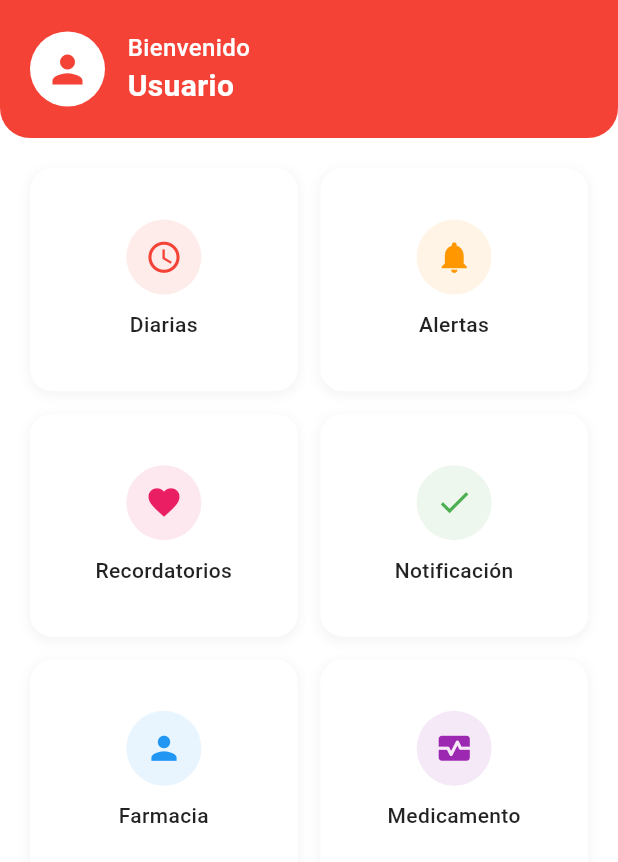
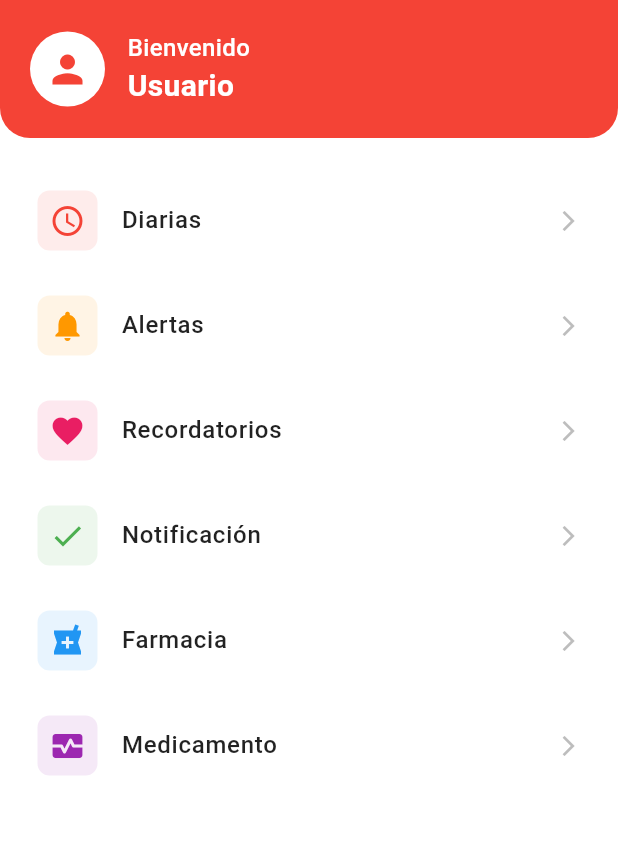
Before and after one commit to Diomastrio/medigo, a Flutter app: the MenuScreen widget shown alone on an empty page, opened directly with empty values, on a phone screen of 412 x 824 dp. Shown: the top 862 px of the screen. Run offline on Flutter 3.47's test engine with Material 3 defaults, Android fonts, the phone set to English and light mode, and no system bars; our stand-ins replace shared_preferences; accounts and stored records are empty.

Commit message:
Refactor menu animation and layout for improved user experience

```diff
--- a/lib/screens/home_screen.dart
+++ b/lib/screens/home_screen.dart
@@ -23,7 +23,7 @@ class _HomeScreenState extends State<HomeScreen>
     _slideAnimation =
         Tween<double>(
           begin: 0.0,
-          end: 0.7, // Changed from 1 to 0.7 to match menu width
+          end: 1.0, // Change to 1.0 for full menu animation
         ).animate(
           CurvedAnimation(
             parent: _animationController,
@@ -55,35 +55,10 @@ class _HomeScreenState extends State<HomeScreen>
       backgroundColor: Colors.grey.shade50,
       body: Stack(
         children: [
-          // Main content
-          AnimatedBuilder(
-            animation: _slideAnimation,
-            builder: (context, child) {
-              return Transform.translate(
-                offset: Offset(
-                  _slideAnimation.value * MediaQuery.of(context).size.width,
-                  0,
-                ),
-                child: GestureDetector(
-                  onTap: _isMenuOpen ? _toggleMenu : null,
-                  child: Container(
-                    decoration: BoxDecoration(
-                      color: Colors.grey.shade50,
-                      boxShadow: _isMenuOpen
-                          ? [
-                              BoxShadow(
-                                color: Colors.black.withOpacity(0.3),
-                                blurRadius: 10,
-                                offset: Offset(-5, 0),
-                              ),
-                            ]
-                          : [],
-                    ),
-                    child: _buildMainContent(),
-                  ),
-                ),
-              );
-            },
+          // Main content (stays in place)
+          GestureDetector(
+            onTap: _isMenuOpen ? _toggleMenu : null,
+            child: _buildMainContent(),
           ),
 
           // Menu overlay
@@ -91,8 +66,10 @@ class _HomeScreenState extends State<HomeScreen>
             animation: _slideAnimation,
             builder: (context, child) {
               return Positioned(
-                left: -MediaQuery.of(context).size.width * 0.7 +
-                      (_slideAnimation.value * MediaQuery.of(context).size.width * 0.7),
+                left:
+                    -MediaQuery.of(context).size.width *
+                    0.7 *
+                    (1 - _slideAnimation.value),
                 top: 0,
                 bottom: 0,
                 width: MediaQuery.of(context).size.width * 0.7,
@@ -100,6 +77,8 @@ class _HomeScreenState extends State<HomeScreen>
               );
             },
           ),
+
+          // Dark overlay when menu is open
         ],
       ),
     );
--- a/lib/screens/menu_screen.dart
+++ b/lib/screens/menu_screen.dart
@@ -7,12 +7,14 @@ class MenuScreen extends StatelessWidget {
 
   @override
   Widget build(BuildContext context) {
-    return Container(
+    return Material(
+      elevation: 8,
+      child: Container(
         decoration: BoxDecoration(
           color: Colors.white,
           boxShadow: [
             BoxShadow(
-            color: Colors.black.withOpacity(0.1),
+              color: Colors.black.withOpacity(0.2),
               blurRadius: 10,
               offset: Offset(2, 0),
             ),
@@ -68,26 +70,27 @@ class MenuScreen extends StatelessWidget {
               ),
               SizedBox(height: 20),
 
-            // Menu Items Grid
+              // Menu Items List
               Expanded(
                 child: Padding(
-                padding: EdgeInsets.symmetric(horizontal: 20),
-                child: _buildMenuGrid(context),
+                  padding: EdgeInsets.symmetric(horizontal: 10),
+                  child: _buildMenuList(context),
                 ),
               ),
             ],
           ),
         ),
+      ),
     );
   }
 
-  Widget _buildMenuGrid(BuildContext context) {
+  Widget _buildMenuList(BuildContext context) {
     final List<Map<String, dynamic>> menuItems = [
       {'icon': Icons.access_time, 'label': 'Diarias', 'color': Colors.red},
       {'icon': Icons.notifications, 'label': 'Alertas', 'color': Colors.orange},
       {'icon': Icons.favorite, 'label': 'Recordatorios', 'color': Colors.pink},
       {'icon': Icons.check, 'label': 'Notificación', 'color': Colors.green},
-      {'icon': Icons.person, 'label': 'Farmacia', 'color': Colors.blue},
+      {'icon': Icons.local_pharmacy, 'label': 'Farmacia', 'color': Colors.blue},
       {
         'icon': Icons.monitor_heart,
         'label': 'Medicamento',
@@ -95,17 +98,39 @@ class MenuScreen extends StatelessWidget {
       },
     ];
 
-    return GridView.builder(
-      gridDelegate: SliverGridDelegateWithFixedCrossAxisCount(
-        crossAxisCount: 2,
-        crossAxisSpacing: 15,
-        mainAxisSpacing: 15,
-        childAspectRatio: 1.2,
-      ),
+    return ListView.builder(
       itemCount: menuItems.length,
       itemBuilder: (context, index) {
         final item = menuItems[index];
-        return InkWell(
+        return Container(
+          margin: EdgeInsets.symmetric(vertical: 2),
+          child: ListTile(
+            contentPadding: EdgeInsets.symmetric(horizontal: 15, vertical: 5),
+            leading: Container(
+              padding: EdgeInsets.all(8),
+              decoration: BoxDecoration(
+                color: item['color'].withOpacity(0.1),
+                borderRadius: BorderRadius.circular(8),
+              ),
+              child: Icon(
+                item['icon'],
+                color: item['color'],
+                size: 24,
+              ),
+            ),
+            title: Text(
+              item['label'],
+              style: TextStyle(
+                fontSize: 16,
+                fontWeight: FontWeight.w500,
+                color: Colors.black87,
+              ),
+            ),
+            trailing: Icon(
+              Icons.arrow_forward_ios,
+              size: 16,
+              color: Colors.grey.shade400,
+            ),
             onTap: () {
               // Handle menu item tap
               onMenuClose();
@@ -113,43 +138,6 @@ class MenuScreen extends StatelessWidget {
                 SnackBar(content: Text('${item['label']} seleccionado')),
               );
             },
-          child: Container(
-            decoration: BoxDecoration(
-              color: Colors.white,
-              borderRadius: BorderRadius.circular(15),
-              boxShadow: [
-                BoxShadow(
-                  color: Colors.grey.withOpacity(0.1),
-                  spreadRadius: 1,
-                  blurRadius: 5,
-                  offset: Offset(0, 2),
-                ),
-              ],
-            ),
-            child: Column(
-              mainAxisAlignment: MainAxisAlignment.center,
-              children: [
-                Container(
-                  width: 50,
-                  height: 50,
-                  decoration: BoxDecoration(
-                    color: item['color'].withOpacity(0.1),
-                    borderRadius: BorderRadius.circular(25),
-                  ),
-                  child: Icon(item['icon'], color: item['color'], size: 25),
-                ),
-                SizedBox(height: 10),
-                Text(
-                  item['label'],
-                  style: TextStyle(
-                    fontSize: 14,
-                    fontWeight: FontWeight.w500,
-                    color: Colors.black87,
-                  ),
-                  textAlign: TextAlign.center,
-                ),
-              ],
-            ),
           ),
         );
       },
```
Lines whose indentation alone changed are shown as unchanged.
